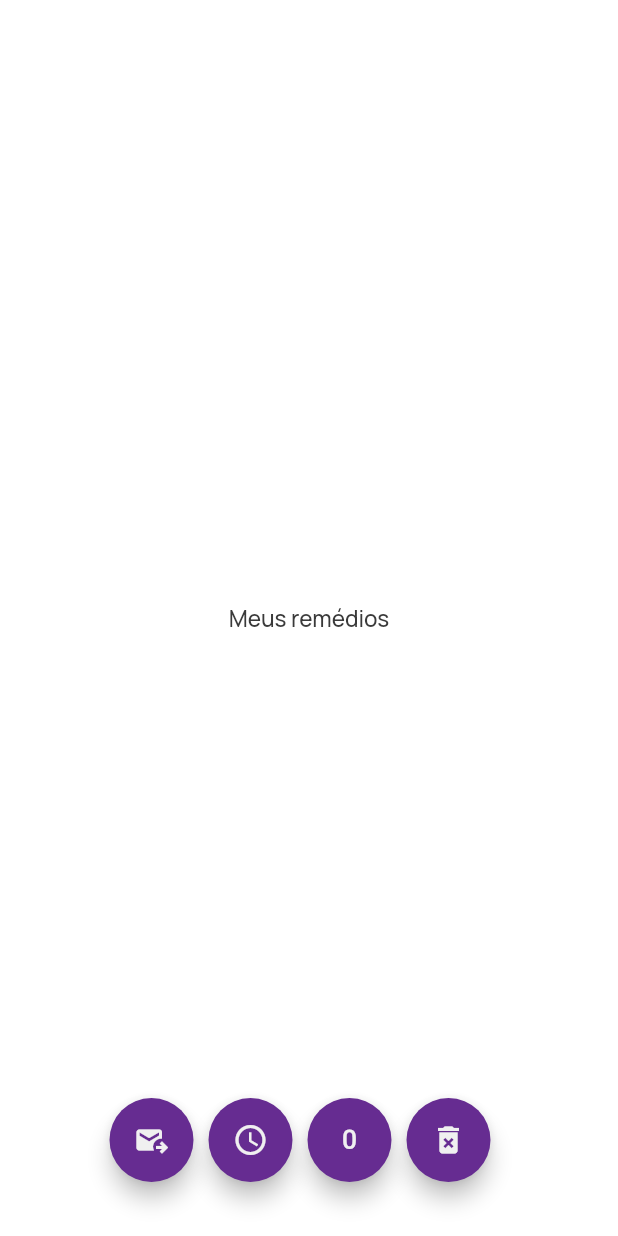
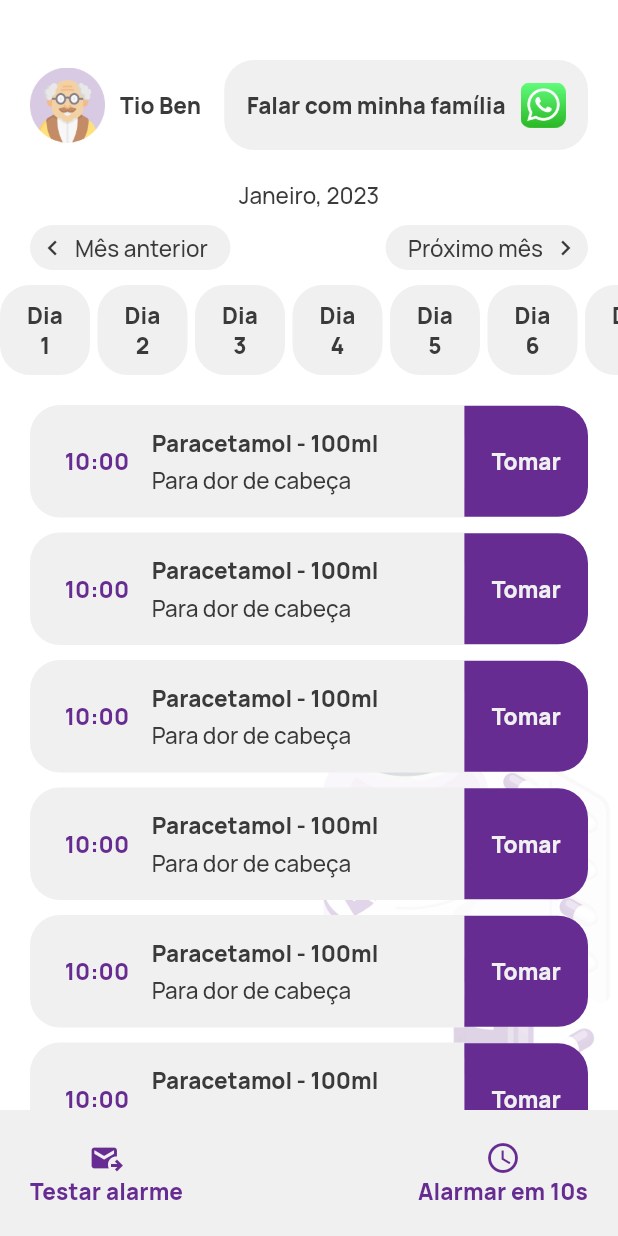
Before and after one commit to davidcbrl/medicine-app, a Flutter app: the screen it shows after launch, on a phone screen of 412 x 824 dp. Run offline on Flutter 3.47's test engine with Material 2 defaults, Android fonts, the phone set to English and light mode, and no system bars; our stand-ins replace awesome_notifications, get, get_storage.

Commit message:
Improving code, creating custom widgets and installing packages

```diff
--- /dev/null
+++ b/lib/controllers/chat_controller.dart
@@ -0,0 +1,10 @@
+import 'package:url_launcher/url_launcher.dart';
+
+class ChatController {
+  Future<void> launchWhatsapp() async {
+    Uri url = Uri.parse('https://wa.me/+5541996194517?text=Preciso%20de%20ajuda%20com%20meu%20rem%C3%A9dio');
+    if (!await launchUrl(url)) {
+      throw Exception('Could not launch $url');
+    }
+  }
+}
--- a/lib/controllers/notification_controller.dart
+++ b/lib/controllers/notification_controller.dart
@@ -10,7 +10,7 @@ class NotificationController {
         channelKey: 'alerts',
         title: 'Tomar remédio agora!',
         body: '25 gotas - Paracetamol 100mg',
-        bigPicture: 'asset://assets/img/medicine.png',
+        bigPicture: 'asset://assets/img/medicine1.png',
         notificationLayout: NotificationLayout.BigPicture,
       ),
       actions: [
@@ -40,8 +40,8 @@ class NotificationController {
         id: -1,
         channelKey: 'alerts',
         title: 'Tomar remédio agendado!',
-        body: '6/6 horas - Paracetamol 100mg',
-        bigPicture: 'https://storage.googleapis.com/cms-storage-bucket/d406c736e7c4c57f5f61.png',
+        body: '6/6 horas - Vitamina',
+        bigPicture: 'asset://assets/img/medicine2.png',
         largeIcon: 'https://storage.googleapis.com/cms-storage-bucket/0dbfcc7a59cd1cf16282.png',
         notificationLayout: NotificationLayout.BigPicture,
         locked: true,
--- a/lib/main.dart
+++ b/lib/main.dart
@@ -47,7 +47,7 @@ class _MyAppState extends State<MyApp> {
             fontWeight: FontWeight.w900,
           ),
           titleSmall: TextStyle(
-            color: Color(0xFF3A3A3A),
+            color: Color(0xFF662C91),
             fontSize: 15,
             fontWeight: FontWeight.w900,
           ),
--- a/lib/pages/home/home_page.dart
+++ b/lib/pages/home/home_page.dart
@@ -1,9 +1,14 @@
 import 'package:flutter/material.dart';
 import 'package:get/get.dart';
 import 'package:get_storage/get_storage.dart';
+import 'package:medicine/controllers/chat_controller.dart';
 import 'package:medicine/controllers/notification_controller.dart';
 import 'package:medicine/controllers/route_controller.dart';
+import 'package:medicine/widgets/custom_avatar_widget.dart';
+import 'package:medicine/widgets/custom_calendar_carousel_widget.dart';
+import 'package:medicine/widgets/custom_list_item_widget.dart';
 import 'package:medicine/widgets/custom_page_widget.dart';
+import 'package:medicine/widgets/custom_select_item_widget.dart';
 
 class HomePage extends StatefulWidget {
   const HomePage({super.key});
@@ -16,72 +21,107 @@ class _HomePageState extends State<HomePage> {
   GetStorage box = GetStorage();
   RouteController routeController = Get.put(RouteController(), permanent: true);
   NotificationController notificationController = Get.put(NotificationController(), permanent: true);
+  ChatController chatController = Get.put(ChatController(), permanent: true);
+  final ScrollController _scrollController = ScrollController();
 
   @override
   Widget build(BuildContext context) {
     return CustomPageWidget(
-      body: Center(
-        child: Column(
-          mainAxisAlignment: MainAxisAlignment.center,
-          children: const <Widget>[
-            Text(
-              'Meus remédios',
+      hasPadding: false,
+      body: Column(
+        children: [
+          const SizedBox(
+            height: 40,
+          ),
+          Padding(
+            padding: const EdgeInsets.symmetric(horizontal: 20),
+            child: Row(
+              mainAxisAlignment: MainAxisAlignment.spaceBetween,
+              children: [
+                CustomAvatarWidget(
+                  image: Image.asset(
+                    'assets/img/ben.png',
+                    width: 50,
+                  ),
+                  label: 'Tio Ben',
+                ),
+                CustomSelectItemWidget(
+                  label: 'Falar com minha família',
+                  image: Image.asset(
+                    'assets/img/whatsapp.png',
+                    width: 30,
+                  ),
+                  onPressed: () => chatController.launchWhatsapp(),
                 ),
               ],
             ),
           ),
-      floating: Padding(
-        padding: const EdgeInsets.all(20.0),
-        child: Row(
-          mainAxisAlignment: MainAxisAlignment.center,
-          children: [
-            const SizedBox(width: 20),
-            FloatingActionButton(
-              heroTag: '1',
-              tooltip: 'Create New notification',
-              backgroundColor: Theme.of(context).colorScheme.primary,
-              onPressed: () => notificationController.createMedicineNotification(),
-              child: Icon(
-                Icons.outgoing_mail,
+          const SizedBox(
+            height: 20,
+          ),
+          const CustomCalendarCarouselWidget(),
+          const SizedBox(
+            height: 20,
+          ),
+          _medicinesList(),
+          Container(
+            padding: const EdgeInsets.all(20),
+            decoration: BoxDecoration(
               color: Theme.of(context).colorScheme.tertiaryContainer,
             ),
+            child: Row(
+              mainAxisAlignment: MainAxisAlignment.spaceBetween,
+              children: [
+                InkWell(
+                  onTap: () => notificationController.createMedicineNotification(),
+                  child: Column(
+                    children: [
+                      Icon(
+                        Icons.outgoing_mail,
+                        color: Theme.of(context).colorScheme.primary,
                       ),
-            const SizedBox(width: 10),
-            FloatingActionButton(
-              heroTag: '2',
-              tooltip: 'Schedule New notification',
-              backgroundColor: Theme.of(context).colorScheme.primary,
-              onPressed: () => notificationController.createMedicineNotificationScheduled(),
-              child: Icon(
-                Icons.access_time_outlined,
-                color: Theme.of(context).colorScheme.tertiaryContainer,
+                      Text(
+                        'Testar alarme',
+                        style: Theme.of(context).textTheme.titleSmall,
+                      ),
+                    ],
                   ),
                 ),
-            const SizedBox(width: 10),
-            FloatingActionButton(
-              heroTag: '3',
-              tooltip: 'Reset badge counter',
-              backgroundColor: Theme.of(context).colorScheme.primary,
-              onPressed: () => notificationController.resetBadgeCounter(),
-              child: Icon(
-                Icons.exposure_zero,
-                color: Theme.of(context).colorScheme.tertiaryContainer,
+                InkWell(
+                  onTap: () => notificationController.createMedicineNotificationScheduled(),
+                  child: Column(
+                    children: [
+                      Icon(
+                        Icons.access_time_outlined,
+                        color: Theme.of(context).colorScheme.primary,
                       ),
+                      Text(
+                        'Alarmar em 10s',
+                        style: Theme.of(context).textTheme.titleSmall,
                       ),
-            const SizedBox(width: 10),
-            FloatingActionButton(
-              heroTag: '4',
-              tooltip: 'Cancel all notifications',
-              backgroundColor: Theme.of(context).colorScheme.primary,
-              onPressed: () => notificationController.cancelScheduledNotifications(),
-              child: Icon(
-                Icons.delete_forever,
-                color: Theme.of(context).colorScheme.tertiaryContainer,
+                    ],
                   ),
                 ),
               ],
             ),
           ),
+        ],
+      ),
+    );
+  }
+
+  Widget _medicinesList() {
+    return Expanded(
+      child: Padding(
+        padding: const EdgeInsets.symmetric(horizontal: 20),
+        child: ListView(
+          shrinkWrap: true,
+          padding: EdgeInsets.zero,
+          controller: _scrollController,
+          physics: const AlwaysScrollableScrollPhysics(),
+          children: List.generate(10, (index) => const CustomListItemWidget()),
+        ),
+      ),
     );
   }
 }
--- a/lib/pages/medicines/alarm_page.dart
+++ b/lib/pages/medicines/alarm_page.dart
@@ -1,20 +1,28 @@
 
 import 'package:awesome_notifications/awesome_notifications.dart';
 import 'package:flutter/material.dart';
+import 'package:get/get.dart';
+import 'package:medicine/controllers/chat_controller.dart';
 import 'package:medicine/widgets/custom_avatar_widget.dart';
 import 'package:medicine/widgets/custom_button_widget.dart';
 import 'package:medicine/widgets/custom_page_widget.dart';
 import 'package:medicine/widgets/custom_select_item_widget.dart';
 
-class AlarmPage extends StatelessWidget {
+class AlarmPage extends StatefulWidget {
   const AlarmPage({Key? key, required this.receivedAction}): super(key: key);
 
   final ReceivedAction receivedAction;
 
   @override
+  State<AlarmPage> createState() => _AlarmPageState();
+}
+
+class _AlarmPageState extends State<AlarmPage> {
+  ChatController chatController = Get.find();
+
+  @override
   Widget build(BuildContext context) {
-    bool hasLargeIcon = receivedAction.largeIconImage != null;
-    bool hasBigPicture = receivedAction.bigPictureImage != null;
+    bool hasBigPicture = widget.receivedAction.bigPictureImage != null;
     return CustomPageWidget(
       body: Column(
         children: [
@@ -37,7 +45,7 @@ class AlarmPage extends StatelessWidget {
                   'assets/img/whatsapp.png',
                   width: 30,
                 ),
-                onPressed: () {},
+                onPressed: () => ChatController(),
               ),
             ],
           ),
@@ -63,18 +71,18 @@ class AlarmPage extends StatelessWidget {
                   Column(
                     mainAxisAlignment: MainAxisAlignment.center,
                     children: [
-                      if (receivedAction.title?.isNotEmpty ?? false) ...[
+                      if (widget.receivedAction.title?.isNotEmpty ?? false) ...[
                         Text(
-                          receivedAction.title!,
+                          widget.receivedAction.title!,
                           style: Theme.of(context).textTheme.bodyMedium,
                         ),
                         const SizedBox(
                           height: 10,
                         ),
                       ],
-                      if (receivedAction.body?.isNotEmpty ?? false) ...[
+                      if (widget.receivedAction.body?.isNotEmpty ?? false) ...[
                         Text(
-                          receivedAction.body!,
+                          widget.receivedAction.body!,
                           style: Theme.of(context).textTheme.labelMedium,
                         ),
                         const SizedBox(
@@ -86,25 +94,9 @@ class AlarmPage extends StatelessWidget {
                           if (hasBigPicture) ...[
                             FadeInImage(
                               placeholder: const AssetImage('assets/img/placeholder.gif'),
-                              image: receivedAction.bigPictureImage!,
+                              image: widget.receivedAction.bigPictureImage!,
                               height: MediaQuery.of(context).size.height * 0.4,
                               fit: BoxFit.cover,
-                            ),
-                          ],
-                          if (hasLargeIcon) ...[
-                            Positioned(
-                              bottom: 10,
-                              left: 10,
-                              child: ClipRRect(
-                                borderRadius: const BorderRadius.all(
-                                  Radius.circular(20),
-                                ),
-                                child: FadeInImage(
-                                  placeholder: const AssetImage('assets/img/placeholder.gif'),
-                                  image: receivedAction.largeIconImage!,
-                                  fit: BoxFit.cover,
-                                ),
-                              ),
                             ),
                           ],
                         ],
@@ -120,13 +112,16 @@ class AlarmPage extends StatelessWidget {
           ),
           CustomButtonWidget(
             label: 'Já tomei',
-            onPressed: () {},
+            onPressed: () {
+              Get.offAllNamed('/home');
+              return;
+            },
           ),
           const SizedBox(
             height: 10,
           ),
           Text(
-            'A próxima dose será em 10 horas',
+            'A próxima dose será em 6 horas',
             style: Theme.of(context).textTheme.bodyMedium,
           ),
           const SizedBox(
--- /dev/null
+++ b/lib/widgets/custom_calendar_carousel_widget.dart
@@ -0,0 +1,119 @@
+import 'package:flutter/material.dart';
+
+class CustomCalendarCarouselWidget extends StatelessWidget {
+  const CustomCalendarCarouselWidget({
+    super.key,
+  });
+
+  @override
+  Widget build(BuildContext context) {
+    return Column(
+      children: [
+        Text(
+          'Janeiro, 2023',
+          style: Theme.of(context).textTheme.bodyMedium,
+        ),
+        const SizedBox(
+          height: 10,
+        ),
+        Padding(
+          padding: const EdgeInsets.symmetric(horizontal: 20),
+          child: Row(
+            mainAxisAlignment: MainAxisAlignment.spaceBetween,
+            children: [
+              Container(
+                padding: const EdgeInsets.only(left: 5, top: 5, right: 15, bottom: 5),
+                decoration: BoxDecoration(
+                  color: Theme.of(context).colorScheme.tertiary,
+                  borderRadius: BorderRadius.circular(20),
+                ),
+                child: Row(
+                  children: [
+                    Icon(
+                      Icons.chevron_left_outlined,
+                      size: 20,
+                      color: Theme.of(context).colorScheme.secondary,
+                    ),
+                    const SizedBox(
+                      width: 5,
+                    ),
+                    Text(
+                      'Mês anterior',
+                      style: Theme.of(context).textTheme.bodyMedium,
+                    ),
+                  ],
+                ),
+              ),
+              Container(
+                padding: const EdgeInsets.only(left: 15, top: 5, right: 5, bottom: 5),
+                decoration: BoxDecoration(
+                  color: Theme.of(context).colorScheme.tertiary,
+                  borderRadius: BorderRadius.circular(20),
+                ),
+                child: Row(
+                  children: [
+                    Text(
+                      'Próximo mês',
+                      style: Theme.of(context).textTheme.bodyMedium,
+                    ),
+                    const SizedBox(
+                      width: 5,
+                    ),
+                    Icon(
+                      Icons.chevron_right_outlined,
+                      size: 20,
+                      color: Theme.of(context).colorScheme.secondary,
+                    ),
+                  ],
+                ),
+              ),
+            ],
+          ),
+        ),
+        const SizedBox(
+          height: 10,
+        ),
+        SizedBox(
+          height: 60,
+          child: ListView(
+            scrollDirection: Axis.horizontal,
+            children: List.generate(
+              10,
+              (index) {
+                return Row(
+                  children: [
+                    Container(
+                      padding: const EdgeInsets.all(10),
+                      decoration: BoxDecoration(
+                        color: Theme.of(context).colorScheme.tertiary,
+                        borderRadius: BorderRadius.circular(20),
+                      ),
+                      width: 60,
+                      height: 60,
+                      child: Column(
+                        mainAxisAlignment: MainAxisAlignment.center,
+                        children: [
+                          Text(
+                            'Dia',
+                            style: Theme.of(context).textTheme.labelMedium,
+                          ),
+                          Text(
+                            '${index + 1}',
+                            style: Theme.of(context).textTheme.labelMedium,
+                          ),
+                        ],
+                      ),
+                    ),
+                    const SizedBox(
+                      width: 5,
+                    ),
+                  ],
+                );
+              },
+            ),
+          ),
+        ),
+      ],
+    );
+  }
+}
--- /dev/null
+++ b/lib/widgets/custom_list_item_widget.dart
@@ -0,0 +1,105 @@
+import 'package:flutter/material.dart';
+
+class CustomListItemWidget extends StatelessWidget {
+  const CustomListItemWidget({super.key});
+
+  @override
+  Widget build(BuildContext context) {
+    return Column(
+      children: [
+        Row(
+          children: [
+            Expanded(
+              child: Container(
+                padding: const EdgeInsets.all(15),
+                decoration: BoxDecoration(
+                  color: Theme.of(context).colorScheme.tertiary,
+                  borderRadius: const BorderRadius.only(
+                    topLeft: Radius.circular(20),
+                    bottomLeft: Radius.circular(20),
+                  ),
+                ),
+                child: Row(
+                  mainAxisAlignment: MainAxisAlignment.center,
+                  children: [
+                    Text(
+                      '10:00',
+                      style: Theme.of(context).textTheme.titleSmall,
+                    ),
+                    const SizedBox(
+                      width: 15,
+                    ),
+                    Column(
+                      crossAxisAlignment: CrossAxisAlignment.start,
+                      children: [
+                        SizedBox(
+                          width: MediaQuery.of(context).size.width * 0.45,
+                          child: Text(
+                            'Paracetamol - 100ml',
+                            style: Theme.of(context).textTheme.labelMedium,
+                            overflow: TextOverflow.ellipsis,
+                            maxLines: 1,
+                          ),
+                        ),
+                        const SizedBox(
+                          height: 5,
+                        ),
+                        SizedBox(
+                          width: MediaQuery.of(context).size.width * 0.45,
+                          child: Row(
+                            children: [
+                              Expanded(
+                                child: Text(
+                                  'Para dor de cabeça',
+                                  style: Theme.of(context).textTheme.bodyMedium,
+                                  overflow: TextOverflow.ellipsis,
+                                  maxLines: 2,
+                                ),
+                              ),
+                            ],
+                          ),
+                        ),
+                      ],
+                    ),
+                  ],
+                ),
+              ),
+            ),
+            InkWell(
+              onTap: () {
+                return;
+              },
+              child: Container(
+                padding: const EdgeInsets.symmetric(vertical: 27),
+                decoration: BoxDecoration(
+                  color: Theme.of(context).colorScheme.primary,
+                  borderRadius: const BorderRadius.only(
+                    topRight: Radius.circular(20),
+                    bottomRight: Radius.circular(20),
+                  ),
+                ),
+                child: Row(
+                  children: [
+                    SizedBox(
+                      width: MediaQuery.of(context).size.width * 0.2,
+                      child: Text(
+                        'Tomar',
+                        textAlign: TextAlign.center,
+                        style: Theme.of(context).textTheme.displayMedium,
+                        overflow: TextOverflow.ellipsis,
+                        maxLines: 1,
+                      ),
+                    ),
+                  ],
+                ),
+              ),
+            ),
+          ],
+        ),
+        const SizedBox(
+          height: 10,
+        ),
+      ],
+    );
+  }
+}
--- a/lib/widgets/custom_page_widget.dart
+++ b/lib/widgets/custom_page_widget.dart
@@ -6,6 +6,7 @@ class CustomPageWidget extends StatelessWidget {
   final Widget? floating;
   final Widget? bottomBar;
   final bool hasPadding;
+  final bool hasBackgroundImage;
 
   const CustomPageWidget({
     super.key,
@@ -14,6 +15,7 @@ class CustomPageWidget extends StatelessWidget {
     this.floating,
     this.bottomBar,
     this.hasPadding = true,
+    this.hasBackgroundImage = true,
   });
 
   @override
@@ -23,7 +25,21 @@ class CustomPageWidget extends StatelessWidget {
       backgroundColor: Theme.of(context).colorScheme.background,
       body: Padding(
         padding: hasPadding ? const EdgeInsets.all(20) : EdgeInsets.zero,
-        child: body,
+        child: Stack(
+          children: [
+            if (hasBackgroundImage) ...[
+              Positioned(
+                bottom: 80,
+                right: -20,
+                child: Image.asset(
+                  'assets/img/background.png',
+                  width: MediaQuery.of(context).size.width * 0.6,
+                ),
+              ),
+            ],
+            body ?? Container(),
+          ],
+        ),
       ),
       bottomNavigationBar: bottomBar,
       floatingActionButton: floating,
--- a/lib/widgets/custom_select_item_widget.dart
+++ b/lib/widgets/custom_select_item_widget.dart
@@ -14,9 +14,7 @@ class CustomSelectItemWidget extends StatelessWidget {
 
   @override
   Widget build(BuildContext context) {
-    return Column(
-      children: [
-        Container(
+    return Container(
       decoration: BoxDecoration(
         color: Theme.of(context).colorScheme.tertiary,
         borderRadius: BorderRadius.circular(20),
@@ -41,8 +39,6 @@ class CustomSelectItemWidget extends StatelessWidget {
           ),
         ),
       ),
-        ),
-      ],
     );
   }
 }
--- a/pubspec.yaml
+++ b/pubspec.yaml
@@ -40,6 +40,8 @@ dependencies:
   get_storage: ^2.0.3
   awesome_notifications: 0.7.4+1
   http: ^0.13.5
+  dio: ^4.0.6
+  url_launcher: ^6.1.8
 
 dev_dependencies:
   flutter_test:
```
Also changed, not shown: assets/img/background.png (added), assets/img/medicine1.png (renamed from assets/img/medicine.png), assets/img/medicine2.png (added), pubspec.lock, 5 other files. Lines whose indentation alone changed are shown as unchanged.
